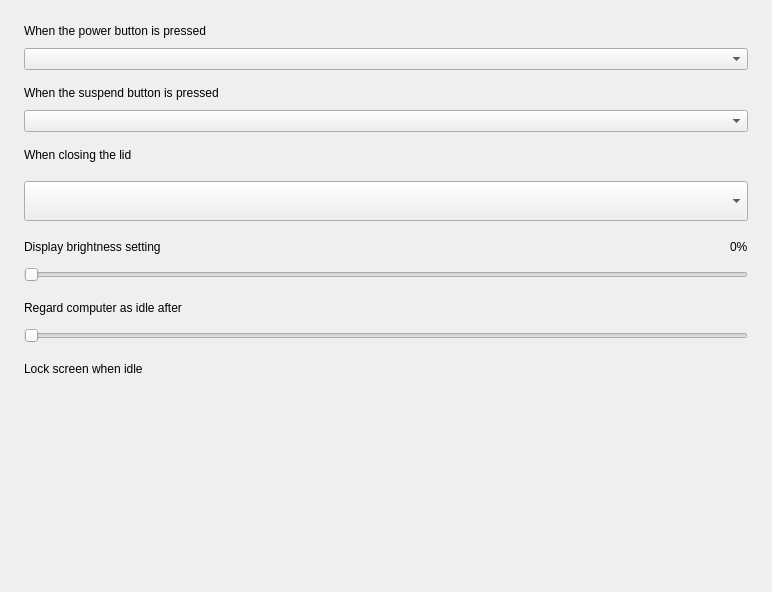
Above: plugins/power/src/pages/general-settings/general-settings-page.ui from openeuler-mirror/kiran-control-panel before the change. Below: the same form after it.
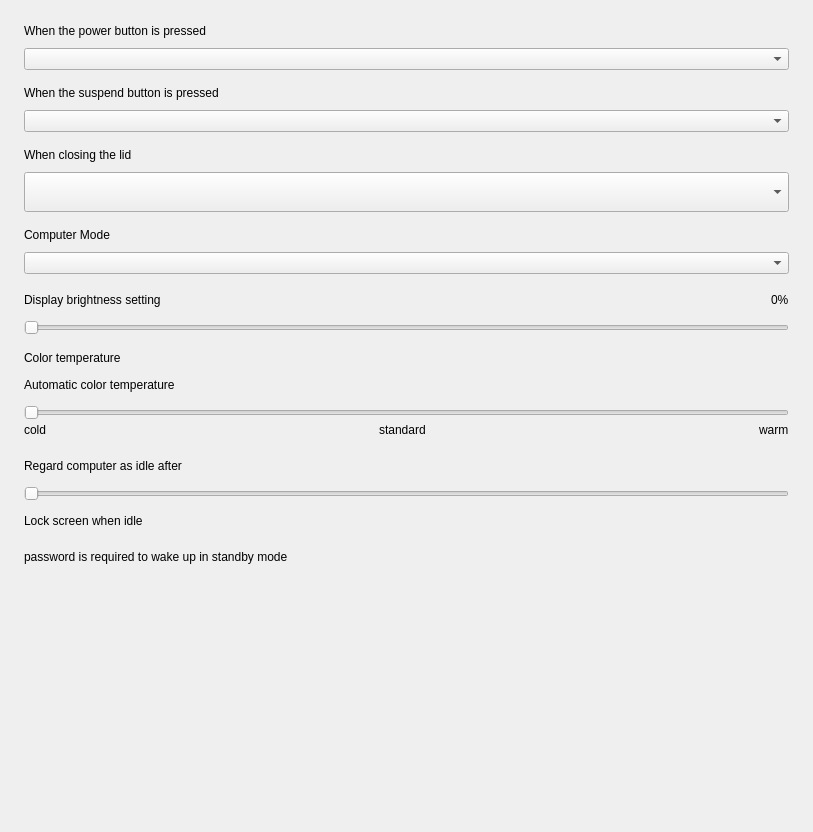
That is the form after the change.

Commit message:
feat(power): add feature color-temperature,computer-mode and some power options
- 添加色温功能，计算机模式，还有一些特定的电源选项

Closes #67668,#68397

Patch:
```diff
--- a/plugins/power/src/pages/general-settings/general-settings-page.ui
+++ b/plugins/power/src/pages/general-settings/general-settings-page.ui
@@ -6,8 +6,8 @@
    <rect>
     <x>0</x>
     <y>0</y>
-    <width>772</width>
-    <height>592</height>
+    <width>813</width>
+    <height>832</height>
    </rect>
   </property>
   <property name="windowTitle">
@@ -18,21 +18,85 @@
     <number>0</number>
    </property>
    <property name="leftMargin">
-    <number>24</number>
+    <number>0</number>
    </property>
    <property name="topMargin">
     <number>0</number>
    </property>
    <property name="rightMargin">
-    <number>24</number>
+    <number>0</number>
    </property>
    <property name="bottomMargin">
     <number>0</number>
    </property>
    <item>
-    <layout class="QHBoxLayout" name="horizontalLayout">
+    <widget class="QScrollArea" name="scrollArea">
+     <property name="frameShape">
+      <enum>QFrame::NoFrame</enum>
+     </property>
+     <property name="widgetResizable">
+      <bool>true</bool>
+     </property>
+     <widget class="QWidget" name="scrollAreaWidgetContents">
+      <property name="geometry">
+       <rect>
+        <x>0</x>
+        <y>0</y>
+        <width>813</width>
+        <height>832</height>
+       </rect>
+      </property>
+      <layout class="QVBoxLayout" name="verticalLayout_9">
+       <property name="spacing">
+        <number>0</number>
+       </property>
+       <property name="leftMargin">
+        <number>24</number>
+       </property>
      <property name="topMargin">
       <number>24</number>
+       </property>
+       <property name="rightMargin">
+        <number>24</number>
+       </property>
+       <property name="bottomMargin">
+        <number>24</number>
+       </property>
+       <item>
+        <widget class="QWidget" name="widget" native="true">
+         <layout class="QVBoxLayout" name="verticalLayout_10">
+          <property name="spacing">
+           <number>0</number>
+          </property>
+          <property name="leftMargin">
+           <number>0</number>
+          </property>
+          <property name="topMargin">
+           <number>0</number>
+          </property>
+          <property name="rightMargin">
+           <number>0</number>
+          </property>
+          <property name="bottomMargin">
+           <number>0</number>
+          </property>
+          <item>
+           <widget class="QWidget" name="widget_powerBtn" native="true">
+            <layout class="QVBoxLayout" name="verticalLayout_4">
+             <property name="spacing">
+              <number>0</number>
+             </property>
+             <property name="leftMargin">
+              <number>0</number>
+             </property>
+             <property name="topMargin">
+              <number>0</number>
+             </property>
+             <property name="rightMargin">
+              <number>0</number>
+             </property>
+             <property name="bottomMargin">
+              <number>0</number>
      </property>
      <item>
       <widget class="QLabel" name="label">
@@ -41,13 +105,22 @@
        </property>
       </widget>
      </item>
-    </layout>
-   </item>
    <item>
-    <layout class="QHBoxLayout" name="horizontalLayout_2" stretch="0">
-     <property name="topMargin">
-      <number>10</number>
-     </property>
+              <spacer name="verticalSpacer_3">
+               <property name="orientation">
+                <enum>Qt::Vertical</enum>
+               </property>
+               <property name="sizeType">
+                <enum>QSizePolicy::Fixed</enum>
+               </property>
+               <property name="sizeHint" stdset="0">
+                <size>
+                 <width>20</width>
+                 <height>10</height>
+                </size>
+               </property>
+              </spacer>
+             </item>
      <item>
       <widget class="QComboBox" name="combo_powerButton">
        <property name="accessibleName">
@@ -55,12 +128,42 @@
        </property>
       </widget>
      </item>
-    </layout>
+             <item>
+              <spacer name="verticalSpacer_5">
+               <property name="orientation">
+                <enum>Qt::Vertical</enum>
+               </property>
+               <property name="sizeType">
+                <enum>QSizePolicy::Fixed</enum>
+               </property>
+               <property name="sizeHint" stdset="0">
+                <size>
+                 <width>20</width>
+                 <height>16</height>
+                </size>
+               </property>
+              </spacer>
+             </item>
+            </layout>
+           </widget>
    </item>
    <item>
-    <layout class="QHBoxLayout" name="layout_suspendlabel">
+           <widget class="QWidget" name="widget_suspend" native="true">
+            <layout class="QVBoxLayout" name="verticalLayout_5">
+             <property name="spacing">
+              <number>0</number>
+             </property>
+             <property name="leftMargin">
+              <number>0</number>
+             </property>
      <property name="topMargin">
-      <number>16</number>
+              <number>0</number>
+             </property>
+             <property name="rightMargin">
+              <number>0</number>
+             </property>
+             <property name="bottomMargin">
+              <number>0</number>
      </property>
      <item>
       <widget class="QLabel" name="label_suspend">
@@ -69,13 +172,22 @@
        </property>
       </widget>
      </item>
-    </layout>
-   </item>
    <item>
-    <layout class="QHBoxLayout" name="layout_suspend">
-     <property name="topMargin">
-      <number>10</number>
-     </property>
+              <spacer name="verticalSpacer_4">
+               <property name="orientation">
+                <enum>Qt::Vertical</enum>
+               </property>
+               <property name="sizeType">
+                <enum>QSizePolicy::Fixed</enum>
+               </property>
+               <property name="sizeHint" stdset="0">
+                <size>
+                 <width>20</width>
+                 <height>10</height>
+                </size>
+               </property>
+              </spacer>
+             </item>
      <item>
       <widget class="QComboBox" name="combo_suspendButton">
        <property name="accessibleName">
@@ -84,15 +196,41 @@
       </widget>
      </item>
     </layout>
+           </widget>
    </item>
    <item>
-    <widget class="QWidget" name="widget_lidLabel" native="true">
-     <layout class="QHBoxLayout" name="horizontalLayout_5">
+           <spacer name="verticalSpacer_7">
+            <property name="orientation">
+             <enum>Qt::Vertical</enum>
+            </property>
+            <property name="sizeType">
+             <enum>QSizePolicy::Fixed</enum>
+            </property>
+            <property name="sizeHint" stdset="0">
+             <size>
+              <width>20</width>
+              <height>16</height>
+             </size>
+            </property>
+           </spacer>
+          </item>
+          <item>
+           <widget class="QWidget" name="widget_lid" native="true">
+            <layout class="QVBoxLayout" name="verticalLayout_6">
+             <property name="spacing">
+              <number>0</number>
+             </property>
       <property name="leftMargin">
        <number>0</number>
       </property>
       <property name="topMargin">
-       <number>16</number>
+              <number>0</number>
+             </property>
+             <property name="rightMargin">
+              <number>0</number>
+             </property>
+             <property name="bottomMargin">
+              <number>0</number>
       </property>
       <item>
        <widget class="QLabel" name="label_3">
@@ -101,30 +239,22 @@
         </property>
        </widget>
       </item>
-     </layout>
-    </widget>
-   </item>
    <item>
-    <widget class="QWidget" name="widget_lidCombo" native="true">
-     <property name="autoFillBackground">
-      <bool>false</bool>
-     </property>
-     <layout class="QHBoxLayout" name="horizontalLayout_6">
-      <property name="spacing">
-       <number>0</number>
-      </property>
-      <property name="leftMargin">
-       <number>0</number>
-      </property>
-      <property name="topMargin">
-       <number>10</number>
-      </property>
-      <property name="rightMargin">
-       <number>0</number>
-      </property>
-      <property name="bottomMargin">
-       <number>0</number>
-      </property>
+              <spacer name="verticalSpacer_6">
+               <property name="orientation">
+                <enum>Qt::Vertical</enum>
+               </property>
+               <property name="sizeType">
+                <enum>QSizePolicy::Fixed</enum>
+               </property>
+               <property name="sizeHint" stdset="0">
+                <size>
+                 <width>20</width>
+                 <height>10</height>
+                </size>
+               </property>
+              </spacer>
+             </item>
       <item>
        <widget class="QComboBox" name="combo_closingLid">
         <property name="sizePolicy">
@@ -150,13 +280,113 @@
         </property>
        </widget>
       </item>
+             <item>
+              <spacer name="verticalSpacer_2">
+               <property name="orientation">
+                <enum>Qt::Vertical</enum>
+               </property>
+               <property name="sizeType">
+                <enum>QSizePolicy::Fixed</enum>
+               </property>
+               <property name="sizeHint" stdset="0">
+                <size>
+                 <width>20</width>
+                 <height>16</height>
+                </size>
+               </property>
+              </spacer>
+             </item>
      </layout>
     </widget>
    </item>
    <item>
-    <layout class="QHBoxLayout" name="horizontalLayout_7">
+           <widget class="QWidget" name="widget_computerMode" native="true">
+            <layout class="QVBoxLayout" name="verticalLayout_7">
+             <property name="spacing">
+              <number>0</number>
+             </property>
+             <property name="leftMargin">
+              <number>0</number>
+             </property>
      <property name="topMargin">
-      <number>16</number>
+              <number>0</number>
+             </property>
+             <property name="rightMargin">
+              <number>0</number>
+             </property>
+             <property name="bottomMargin">
+              <number>0</number>
+             </property>
+             <item>
+              <widget class="QLabel" name="label_2">
+               <property name="text">
+                <string>Computer Mode</string>
+               </property>
+              </widget>
+             </item>
+             <item>
+              <spacer name="verticalSpacer_10">
+               <property name="orientation">
+                <enum>Qt::Vertical</enum>
+               </property>
+               <property name="sizeType">
+                <enum>QSizePolicy::Fixed</enum>
+               </property>
+               <property name="sizeHint" stdset="0">
+                <size>
+                 <width>20</width>
+                 <height>10</height>
+                </size>
+               </property>
+              </spacer>
+             </item>
+             <item>
+              <widget class="QComboBox" name="combo_computerMode"/>
+             </item>
+             <item>
+              <spacer name="verticalSpacer_14">
+               <property name="orientation">
+                <enum>Qt::Vertical</enum>
+               </property>
+               <property name="sizeType">
+                <enum>QSizePolicy::Fixed</enum>
+               </property>
+               <property name="sizeHint" stdset="0">
+                <size>
+                 <width>20</width>
+                 <height>16</height>
+                </size>
+               </property>
+              </spacer>
+             </item>
+            </layout>
+           </widget>
+          </item>
+          <item>
+           <widget class="QWidget" name="widget_brightness" native="true">
+            <layout class="QVBoxLayout" name="verticalLayout_3">
+             <property name="spacing">
+              <number>0</number>
+             </property>
+             <property name="leftMargin">
+              <number>0</number>
+             </property>
+             <property name="topMargin">
+              <number>0</number>
+             </property>
+             <property name="rightMargin">
+              <number>0</number>
+             </property>
+             <property name="bottomMargin">
+              <number>0</number>
+             </property>
+             <item>
+              <layout class="QHBoxLayout" name="horizontalLayout">
+               <property name="spacing">
+                <number>0</number>
+               </property>
+               <property name="topMargin">
+                <number>0</number>
      </property>
      <item>
       <widget class="QLabel" name="label_brightness">
@@ -166,7 +396,7 @@
       </widget>
      </item>
      <item>
-      <spacer name="horizontalSpacer">
+                <spacer name="horizontalSpacer_4">
        <property name="orientation">
         <enum>Qt::Horizontal</enum>
        </property>
@@ -187,10 +417,26 @@
      </item>
     </layout>
    </item>
+             <item>
+              <spacer name="verticalSpacer_8">
+               <property name="orientation">
+                <enum>Qt::Vertical</enum>
+               </property>
+               <property name="sizeType">
+                <enum>QSizePolicy::Fixed</enum>
+               </property>
+               <property name="sizeHint" stdset="0">
+                <size>
+                 <width>20</width>
+                 <height>10</height>
+                </size>
+               </property>
+              </spacer>
+             </item>
    <item>
     <layout class="QHBoxLayout" name="horizontalLayout_9">
      <property name="topMargin">
-      <number>10</number>
+                <number>0</number>
      </property>
      <item>
       <widget class="QSlider" name="slider_brightness">
@@ -205,9 +451,240 @@
     </layout>
    </item>
    <item>
-    <layout class="QHBoxLayout" name="horizontalLayout_8">
+              <spacer name="verticalSpacer_9">
+               <property name="orientation">
+                <enum>Qt::Vertical</enum>
+               </property>
+               <property name="sizeType">
+                <enum>QSizePolicy::Fixed</enum>
+               </property>
+               <property name="sizeHint" stdset="0">
+                <size>
+                 <width>20</width>
+                 <height>16</height>
+                </size>
+               </property>
+              </spacer>
+             </item>
+            </layout>
+           </widget>
+          </item>
+          <item>
+           <widget class="QWidget" name="widget_colorTemperature" native="true">
+            <layout class="QVBoxLayout" name="verticalLayout_11">
+             <property name="spacing">
+              <number>0</number>
+             </property>
+             <property name="leftMargin">
+              <number>0</number>
+             </property>
      <property name="topMargin">
-      <number>16</number>
+              <number>0</number>
+             </property>
+             <property name="rightMargin">
+              <number>0</number>
+             </property>
+             <property name="bottomMargin">
+              <number>0</number>
+             </property>
+             <item>
+              <widget class="QLabel" name="label_6">
+               <property name="text">
+                <string>Color temperature</string>
+               </property>
+              </widget>
+             </item>
+             <item>
+              <spacer name="verticalSpacer_12">
+               <property name="orientation">
+                <enum>Qt::Vertical</enum>
+               </property>
+               <property name="sizeType">
+                <enum>QSizePolicy::Fixed</enum>
+               </property>
+               <property name="sizeHint" stdset="0">
+                <size>
+                 <width>20</width>
+                 <height>10</height>
+                </size>
+               </property>
+              </spacer>
+             </item>
+             <item>
+              <layout class="QHBoxLayout" name="layout_autoColortemp">
+               <property name="spacing">
+                <number>0</number>
+               </property>
+               <property name="bottomMargin">
+                <number>0</number>
+               </property>
+               <item>
+                <widget class="QLabel" name="label_7">
+                 <property name="text">
+                  <string>Automatic color temperature</string>
+                 </property>
+                </widget>
+               </item>
+               <item>
+                <spacer name="horizontalSpacer">
+                 <property name="orientation">
+                  <enum>Qt::Horizontal</enum>
+                 </property>
+                 <property name="sizeHint" stdset="0">
+                  <size>
+                   <width>40</width>
+                   <height>20</height>
+                  </size>
+                 </property>
+                </spacer>
+               </item>
+              </layout>
+             </item>
+             <item>
+              <spacer name="verticalSpacer_13">
+               <property name="orientation">
+                <enum>Qt::Vertical</enum>
+               </property>
+               <property name="sizeType">
+                <enum>QSizePolicy::Fixed</enum>
+               </property>
+               <property name="sizeHint" stdset="0">
+                <size>
+                 <width>20</width>
+                 <height>10</height>
+                </size>
+               </property>
+              </spacer>
+             </item>
+             <item>
+              <widget class="QWidget" name="widget_manualColorTemp" native="true">
+               <layout class="QVBoxLayout" name="verticalLayout_12">
+                <property name="spacing">
+                 <number>0</number>
+                </property>
+                <property name="leftMargin">
+                 <number>0</number>
+                </property>
+                <property name="topMargin">
+                 <number>0</number>
+                </property>
+                <property name="rightMargin">
+                 <number>0</number>
+                </property>
+                <property name="bottomMargin">
+                 <number>0</number>
+                </property>
+                <item>
+                 <widget class="QSlider" name="slider_colorTemp">
+                  <property name="orientation">
+                   <enum>Qt::Horizontal</enum>
+                  </property>
+                 </widget>
+                </item>
+                <item>
+                 <layout class="QHBoxLayout" name="horizontalLayout_5">
+                  <property name="spacing">
+                   <number>0</number>
+                  </property>
+                  <property name="bottomMargin">
+                   <number>0</number>
+                  </property>
+                  <item>
+                   <widget class="QLabel" name="label_10">
+                    <property name="text">
+                     <string>cold</string>
+                    </property>
+                   </widget>
+                  </item>
+                  <item>
+                   <spacer name="horizontalSpacer_5">
+                    <property name="orientation">
+                     <enum>Qt::Horizontal</enum>
+                    </property>
+                    <property name="sizeHint" stdset="0">
+                     <size>
+                      <width>40</width>
+                      <height>20</height>
+                     </size>
+                    </property>
+                   </spacer>
+                  </item>
+                  <item>
+                   <widget class="QLabel" name="label_9">
+                    <property name="text">
+                     <string>standard</string>
+                    </property>
+                   </widget>
+                  </item>
+                  <item>
+                   <spacer name="horizontalSpacer_6">
+                    <property name="orientation">
+                     <enum>Qt::Horizontal</enum>
+                    </property>
+                    <property name="sizeHint" stdset="0">
+                     <size>
+                      <width>40</width>
+                      <height>20</height>
+                     </size>
+                    </property>
+                   </spacer>
+                  </item>
+                  <item>
+                   <widget class="QLabel" name="label_8">
+                    <property name="text">
+                     <string>warm</string>
+                    </property>
+                   </widget>
+                  </item>
+                 </layout>
+                </item>
+               </layout>
+              </widget>
+             </item>
+             <item>
+              <spacer name="verticalSpacer_11">
+               <property name="orientation">
+                <enum>Qt::Vertical</enum>
+               </property>
+               <property name="sizeType">
+                <enum>QSizePolicy::Fixed</enum>
+               </property>
+               <property name="sizeHint" stdset="0">
+                <size>
+                 <width>20</width>
+                 <height>16</height>
+                </size>
+               </property>
+              </spacer>
+             </item>
+            </layout>
+           </widget>
+          </item>
+          <item>
+           <widget class="QWidget" name="widget_idleTime" native="true">
+            <layout class="QVBoxLayout" name="verticalLayout_13">
+             <property name="spacing">
+              <number>0</number>
+             </property>
+             <property name="leftMargin">
+              <number>0</number>
+             </property>
+             <property name="topMargin">
+              <number>0</number>
+             </property>
+             <property name="rightMargin">
+              <number>0</number>
+             </property>
+             <property name="bottomMargin">
+              <number>0</number>
+             </property>
+             <item>
+              <layout class="QHBoxLayout" name="layout_idleTime">
+               <property name="spacing">
+                <number>0</number>
+               </property>
+               <property name="topMargin">
+                <number>0</number>
      </property>
      <item>
       <widget class="QLabel" name="label_5">
@@ -251,13 +728,21 @@
     </layout>
    </item>
    <item>
-    <layout class="QVBoxLayout" name="verticalLayout_2">
-     <property name="spacing">
-      <number>0</number>
-     </property>
-     <property name="topMargin">
-      <number>10</number>
-     </property>
+              <spacer name="verticalSpacer_15">
+               <property name="orientation">
+                <enum>Qt::Vertical</enum>
+               </property>
+               <property name="sizeType">
+                <enum>QSizePolicy::Fixed</enum>
+               </property>
+               <property name="sizeHint" stdset="0">
+                <size>
+                 <width>20</width>
+                 <height>10</height>
+                </size>
+               </property>
+              </spacer>
+             </item>
      <item>
       <widget class="QSlider" name="slider_idleTime">
        <property name="accessibleName">
@@ -268,13 +753,24 @@
        </property>
       </widget>
      </item>
-    </layout>
+             <item>
+              <spacer name="verticalSpacer_16">
+               <property name="orientation">
+                <enum>Qt::Vertical</enum>
+               </property>
+               <property name="sizeType">
+                <enum>QSizePolicy::Fixed</enum>
+               </property>
+               <property name="sizeHint" stdset="0">
+                <size>
+                 <width>20</width>
+                 <height>10</height>
+                </size>
+               </property>
+              </spacer>
    </item>
    <item>
-    <layout class="QHBoxLayout" name="layout_sliderLabel">
-     <property name="topMargin">
-      <number>16</number>
-     </property>
+              <layout class="QHBoxLayout" name="layout_idleLock">
      <property name="bottomMargin">
       <number>0</number>
      </property>
@@ -305,6 +801,52 @@
      <property name="orientation">
       <enum>Qt::Vertical</enum>
      </property>
+               <property name="sizeType">
+                <enum>QSizePolicy::Fixed</enum>
+               </property>
+               <property name="sizeHint" stdset="0">
+                <size>
+                 <width>20</width>
+                 <height>16</height>
+                </size>
+               </property>
+              </spacer>
+             </item>
+             <item>
+              <layout class="QHBoxLayout" name="layout_suspendLockScreen">
+               <property name="bottomMargin">
+                <number>0</number>
+               </property>
+               <item>
+                <widget class="QLabel" name="label_11">
+                 <property name="text">
+                  <string>password is required to wake up in standby mode</string>
+                 </property>
+                </widget>
+               </item>
+               <item>
+                <spacer name="horizontalSpacer_7">
+                 <property name="orientation">
+                  <enum>Qt::Horizontal</enum>
+                 </property>
+                 <property name="sizeHint" stdset="0">
+                  <size>
+                   <width>40</width>
+                   <height>20</height>
+                  </size>
+                 </property>
+                </spacer>
+               </item>
+              </layout>
+             </item>
+            </layout>
+           </widget>
+          </item>
+          <item>
+           <spacer name="verticalSpacer_17">
+            <property name="orientation">
+             <enum>Qt::Vertical</enum>
+            </property>
      <property name="sizeHint" stdset="0">
       <size>
        <width>20</width>
@@ -312,6 +854,13 @@
       </size>
      </property>
     </spacer>
+          </item>
+         </layout>
+        </widget>
+       </item>
+      </layout>
+     </widget>
+    </widget>
    </item>
   </layout>
  </widget>
```
Lines whose indentation alone changed are shown as unchanged. The commit also changes 19 other files.
